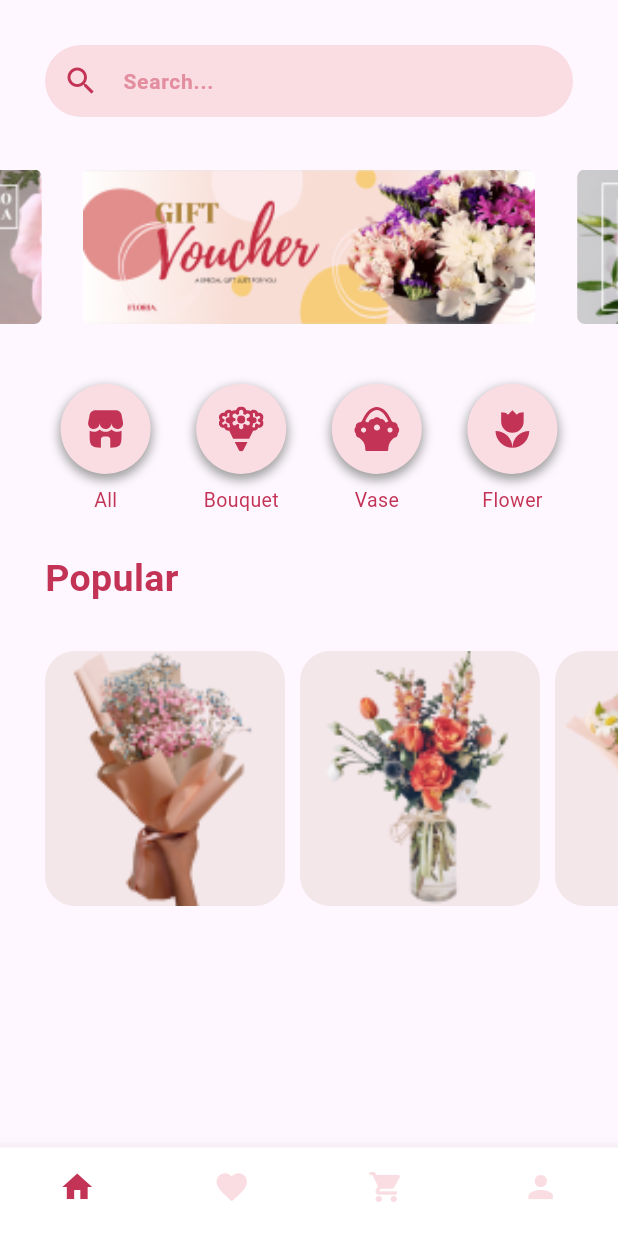
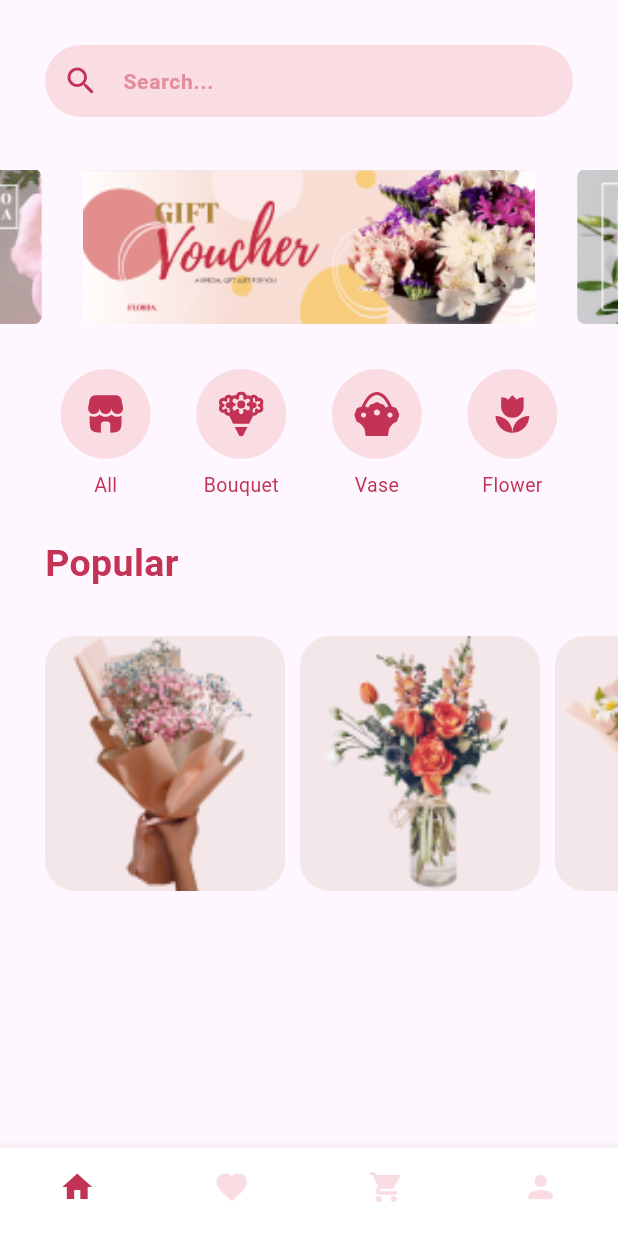
Before and after one commit to kikikieieiei/Floria_Flutter, a Flutter app: the screen it shows after launch, on a phone screen of 412 x 824 dp. Run offline on Flutter 3.47's test engine with Material 3 defaults, Android fonts, the phone set to English and light mode, and no system bars; drawn by our look-alikes of carousel_slider; our stand-ins replace flutter_svg; Roboto replaces fonts that are missing (OpenSans).

Commit message:
Updated favorite.dart

```diff
--- a/project/lib/pages/home/components/circleButton.dart
+++ b/project/lib/pages/home/components/circleButton.dart
@@ -9,19 +9,13 @@ Widget buildCircularButton(String svgPath, String label, Function onPressed) {
     child: Column(
       children: [
         Padding(
-          padding: const EdgeInsets.only(top: 30),
+          padding: const EdgeInsets.only(top: 20),
           child: Container(
             height: 60,
             width: 60,
             decoration: const BoxDecoration(
               shape: BoxShape.circle,
               color: Color(0xffF9DDE3),
-              boxShadow: [BoxShadow(
-                color: Colors.grey,
-                blurRadius: 5.0,
-                spreadRadius: 1.0,
-                offset: Offset(0, 3.0),
-              ),]
             ),
             child: Center(
               child: SvgPicture.asset(
```
Also changed, not shown: project/lib/pages/favorite/favorite.dart (+26 -1 lines).
